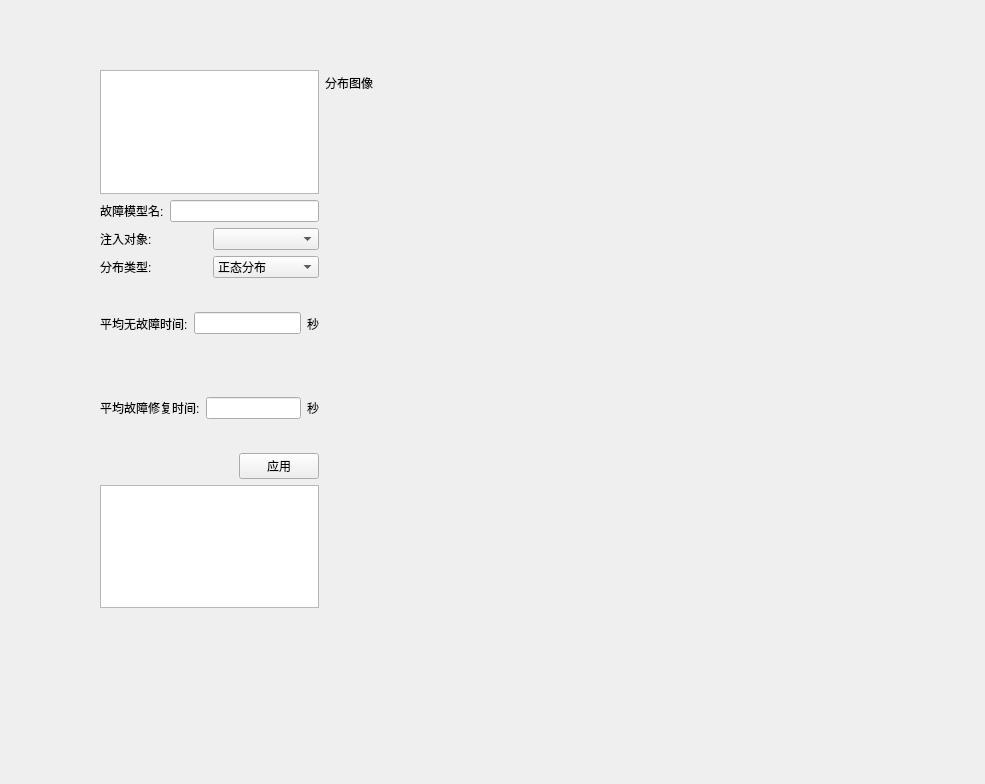
First picture: the form in component/faultinfo.ui, repository tocods/jobSimQt, before the edit.
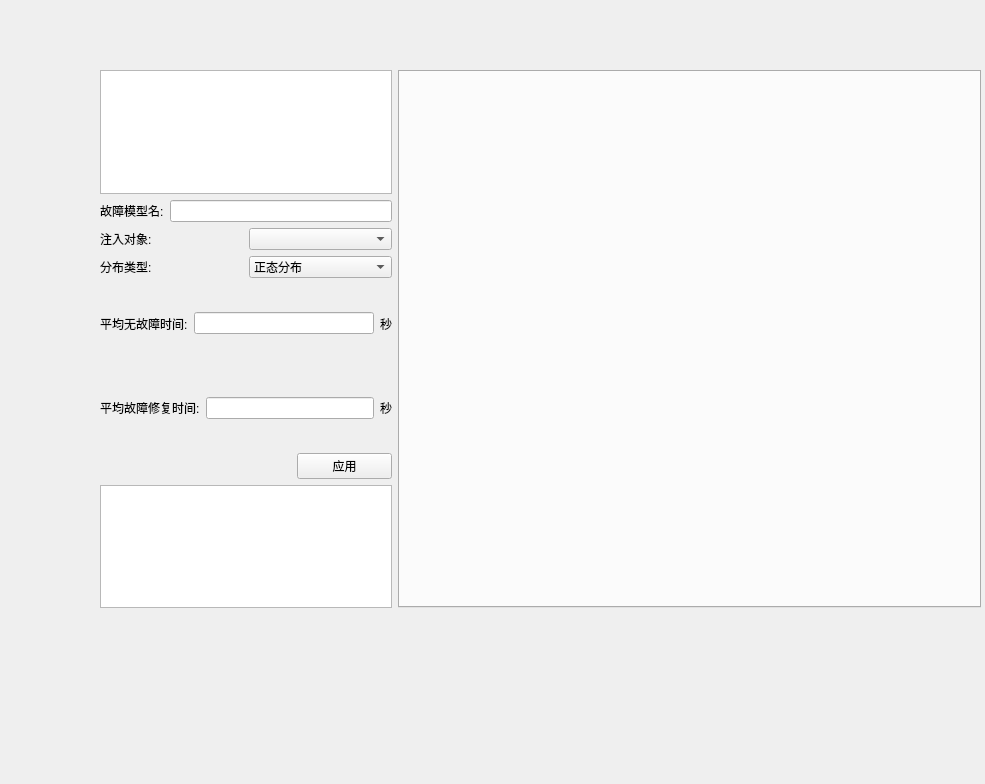
Second picture: the form after the edit.

Diff of the .ui file:
```diff
--- a/component/faultinfo.ui
+++ b/component/faultinfo.ui
@@ -13,7 +13,7 @@
   <property name="windowTitle">
    <string>Form</string>
   </property>
-  <widget class="QWidget" name="">
+  <widget class="QWidget" name="layoutWidget">
    <property name="geometry">
     <rect>
      <x>100</x>
@@ -22,7 +22,7 @@
      <height>538</height>
     </rect>
    </property>
-   <layout class="QHBoxLayout" name="horizontalLayout_6" stretch="1,3">
+   <layout class="QHBoxLayout" name="horizontalLayout_6" stretch="1,2">
     <item>
      <layout class="QVBoxLayout" name="verticalLayout_2" stretch="1,2,0,1">
       <item>
@@ -161,16 +161,9 @@
      </layout>
     </item>
     <item>
-     <layout class="QVBoxLayout" name="verticalLayout_3" stretch="1,20">
+     <layout class="QVBoxLayout" name="verticalLayout_3" stretch="0">
       <item>
-       <widget class="QLabel" name="label_8">
-        <property name="text">
-         <string>分布图像</string>
-        </property>
-       </widget>
-      </item>
-      <item>
-       <widget class="QWidget" name="show" native="true"/>
+       <widget class="QTabWidget" name="shows"/>
       </item>
      </layout>
     </item>
```
